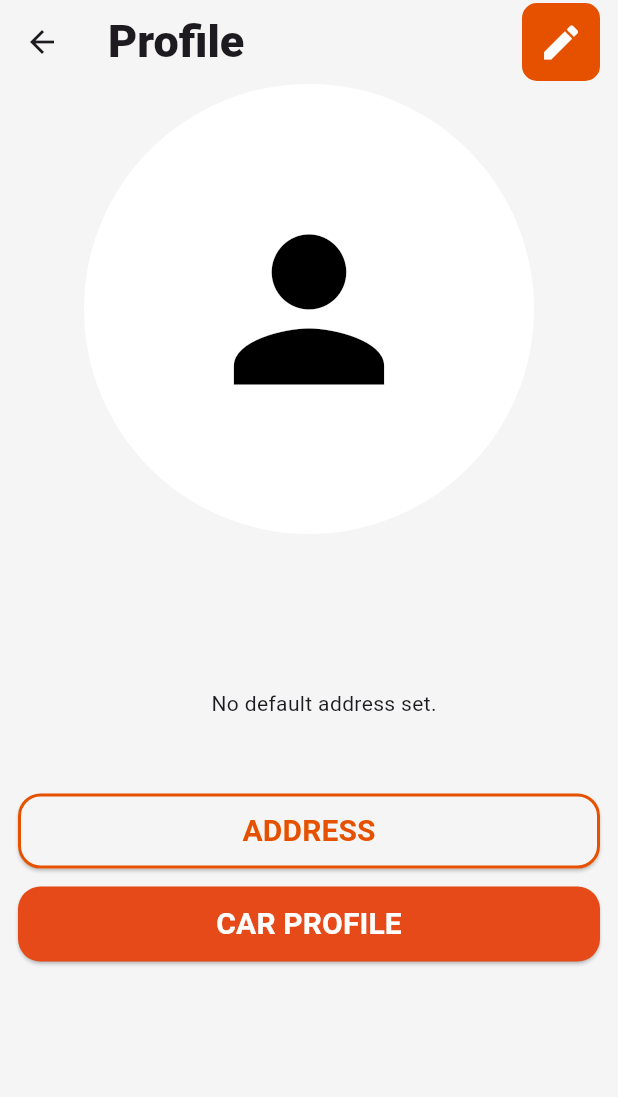
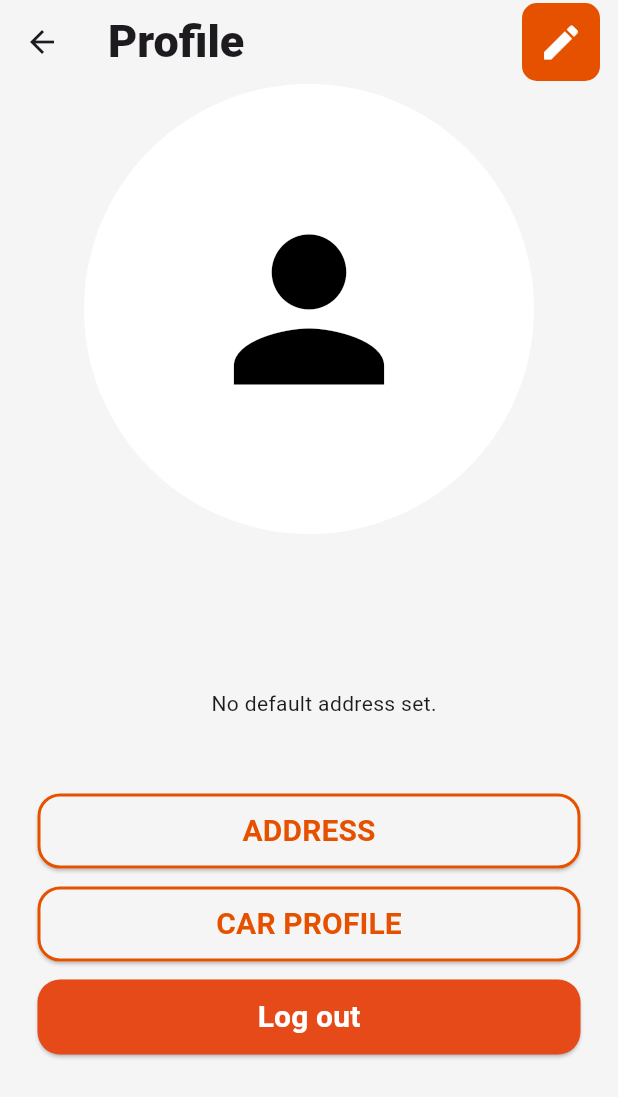
Before and after one commit to TechPyllars2024/AutoCareCarOwners, a Flutter app: the CarOwnerProfile screen opened directly, on a phone screen of 412 x 824 dp. Shown: the top 1097 px of the screen. Run offline on Flutter 3.47's test engine with Material 3 defaults, Android fonts, the phone set to English and light mode, and no system bars; our stand-ins replace cloud_firestore, curved_navigation_bar, firebase_auth, firebase_core, firebase_storage, flutter_animate and 4 more; missing offline and left inert: flutter_pannable_rating_bar; accounts and stored records are empty.

Commit message:
update: button style and logout

```diff
--- a/lib/ProfileManagement/screens/car_owner_profile.dart
+++ b/lib/ProfileManagement/screens/car_owner_profile.dart
@@ -149,7 +149,7 @@ class _CarOwnerProfileState extends State<CarOwnerProfile> {
                     if (snapshot.hasData && snapshot.data != null) {
                       final fetchedAddress = snapshot.data!;
                       return Padding(
-                        padding: const EdgeInsets.only(top: 40.0, left: 20, bottom: 30),
+                        padding: const EdgeInsets.symmetric(horizontal: 25, vertical: 30),
                         child: Row(
                           crossAxisAlignment: CrossAxisAlignment.center,
                           children: [
@@ -181,7 +181,7 @@ class _CarOwnerProfileState extends State<CarOwnerProfile> {
 
 
                 Padding(
-                  padding: const EdgeInsets.symmetric(horizontal: 12.0),
+                  padding: const EdgeInsets.symmetric(horizontal: 25.0),
                   child: ElevatedButton(
                     style: ButtonStyle(
                       backgroundColor: WidgetStateProperty.resolveWith<Color>(
@@ -219,7 +219,44 @@ class _CarOwnerProfileState extends State<CarOwnerProfile> {
                 ),
                 const SizedBox(height: 12),
                 Padding(
-                  padding: const EdgeInsets.symmetric(horizontal: 12.0),
+                  padding: const EdgeInsets.symmetric(horizontal: 25.0),
+                  child: ElevatedButton(
+                    style: ButtonStyle(
+                      backgroundColor: WidgetStateProperty.resolveWith<Color>(
+                            (Set<WidgetState> states) {
+                          if (states.contains(WidgetState.pressed)) {
+                            return Colors.orange.shade900; // Change to orange when pressed
+                          }
+                          return Colors.grey.shade100; // Default background color
+                        },
+                      ),
+                      shape: WidgetStateProperty.all<RoundedRectangleBorder>(
+                        RoundedRectangleBorder(
+                          borderRadius: BorderRadius.circular(15),
+                          side: BorderSide(color: Colors.orange.shade900, width: 2), // Orange border
+                        ),
+                      ),
+                      minimumSize: WidgetStateProperty.all<Size>(Size(400, 50)),
+                    ),
+                    onPressed: () {
+                      Navigator.push(
+                          context,
+                          //pushReplacement if you don't want to go back
+                          MaterialPageRoute(
+                              builder: (context) => const CarDetails()));
+                    },
+                    child: Text('CAR PROFILE',
+                        style: TextStyle(
+                            fontWeight: FontWeight.bold,
+                            color: Colors.orange.shade900,
+                            fontSize: 20)),
+                  ),
+                ),
+
+                const SizedBox(height: 12),
+
+                Padding(
+                  padding: const EdgeInsets.symmetric(horizontal: 25.0),
                   child: ElevatedButton(
                     style: ElevatedButton.styleFrom(
                       shape: RoundedRectangleBorder(
@@ -228,13 +265,9 @@ class _CarOwnerProfileState extends State<CarOwnerProfile> {
                       backgroundColor: Colors.deepOrange.shade700,
                     ),
                     onPressed: () {
-                      Navigator.push(
-                          context,
-                          //pushReplacement if you don't want to go back
-                          MaterialPageRoute(
-                              builder: (context) => const CarDetails()));
+                      //logout
                     },
-                    child: const Text('CAR PROFILE',
+                    child: const Text('Log out',
                         style: TextStyle(
                             fontWeight: FontWeight.bold,
                             color: Colors.white,
```
